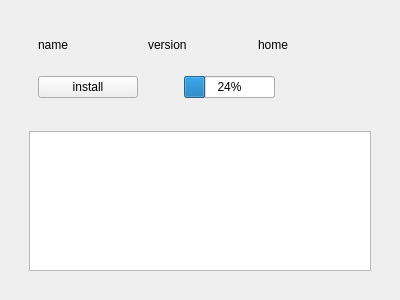
Before: the Qt Designer form src/UI/window/config/plugin/src/PluginInfoForm.ui in okstar-org/ok-msg-desktop, drawn with Qt 5.
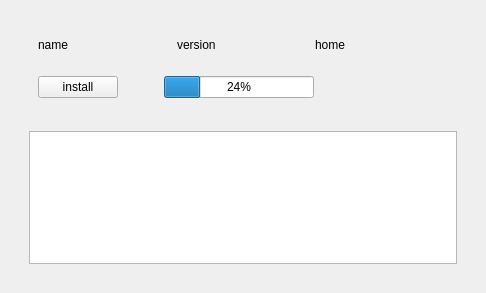
After: the same form once the commit is applied.

```diff
--- a/src/UI/window/config/plugin/src/PluginInfoForm.ui
+++ b/src/UI/window/config/plugin/src/PluginInfoForm.ui
@@ -6,8 +6,8 @@
    <rect>
     <x>0</x>
     <y>0</y>
-    <width>400</width>
-    <height>300</height>
+    <width>486</width>
+    <height>293</height>
    </rect>
   </property>
   <property name="windowTitle">
@@ -65,32 +65,14 @@
            </layout>
           </widget>
          </item>
-         <item alignment="Qt::AlignLeft">
+         <item>
           <widget class="QWidget" name="operation" native="true">
-           <property name="maximumSize">
-            <size>
-             <width>16777215</width>
-             <height>40</height>
-            </size>
-           </property>
            <property name="layoutDirection">
             <enum>Qt::LeftToRight</enum>
            </property>
            <layout class="QHBoxLayout" name="horizontalLayout">
             <item>
              <widget class="QPushButton" name="installBtn">
-              <property name="minimumSize">
-               <size>
-                <width>100</width>
-                <height>0</height>
-               </size>
-              </property>
-              <property name="maximumSize">
-               <size>
-                <width>60</width>
-                <height>16777215</height>
-               </size>
-              </property>
               <property name="text">
                <string>install</string>
               </property>
@@ -101,6 +83,9 @@
               <property name="orientation">
                <enum>Qt::Horizontal</enum>
               </property>
+              <property name="sizeType">
+               <enum>QSizePolicy::Maximum</enum>
+              </property>
               <property name="sizeHint" stdset="0">
                <size>
                 <width>40</width>
@@ -111,11 +96,30 @@
             </item>
             <item>
              <widget class="QProgressBar" name="progressBar">
+              <property name="minimumSize">
+               <size>
+                <width>150</width>
+                <height>0</height>
+               </size>
+              </property>
               <property name="value">
                <number>24</number>
               </property>
              </widget>
             </item>
+            <item>
+             <spacer name="horizontalSpacer_2">
+              <property name="orientation">
+               <enum>Qt::Horizontal</enum>
+              </property>
+              <property name="sizeHint" stdset="0">
+               <size>
+                <width>40</width>
+                <height>20</height>
+               </size>
+              </property>
+             </spacer>
+            </item>
            </layout>
           </widget>
          </item>
```
